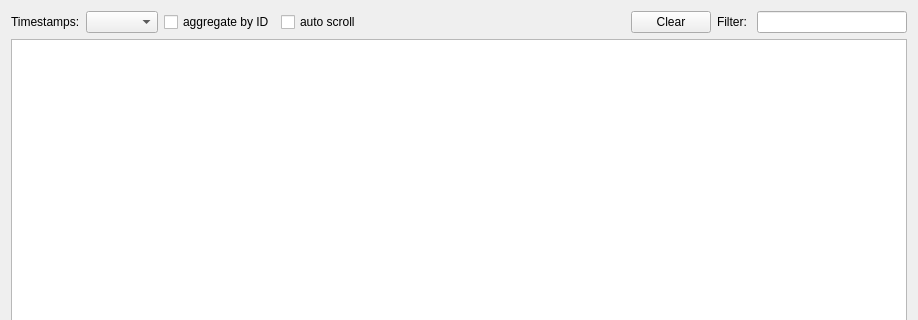
Above: src/window/TraceWindow/TraceWindow.ui from inniyah/CANgaroo before the change; both pictures show x 0 to 918 and y 0 to 320 of the 918 by 616 pixel window. Below: the same form after it.
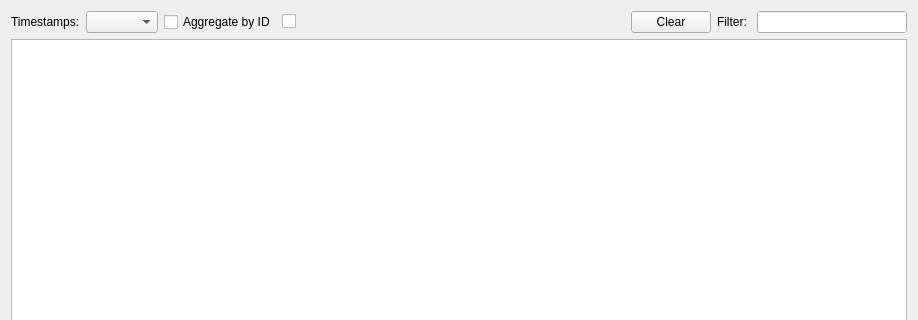
That is the form after the change. Icons and pictures are not drawn.

The edit to the form file:
```diff
--- a/src/window/TraceWindow/TraceWindow.ui
+++ b/src/window/TraceWindow/TraceWindow.ui
@@ -42,7 +42,7 @@
       <item>
        <widget class="QCheckBox" name="cbAggregated">
         <property name="text">
-         <string>aggregate by ID</string>
+         <string>Aggregate by ID</string>
         </property>
         <property name="checked">
          <bool>false</bool>
@@ -52,7 +52,17 @@
       <item>
        <widget class="QCheckBox" name="cbAutoScroll">
         <property name="text">
-         <string>auto scroll</string>
+         <string/>
+        </property>
+        <property name="icon">
+         <iconset resource="../../cangaroo.qrc">
+          <normaloff>:/assets/auto-scroll.svg</normaloff>:/assets/auto-scroll.svg</iconset>
+        </property>
+        <property name="iconSize">
+         <size>
+          <width>20</width>
+          <height>20</height>
+         </size>
         </property>
         <property name="checked">
          <bool>false</bool>
@@ -66,7 +76,7 @@
         </property>
         <property name="sizeHint" stdset="0">
          <size>
-          <width>40</width>
+          <width>36</width>
           <height>20</height>
          </size>
         </property>
```
Left out of the diff: 7 changed lines with no effect on the pictures.
